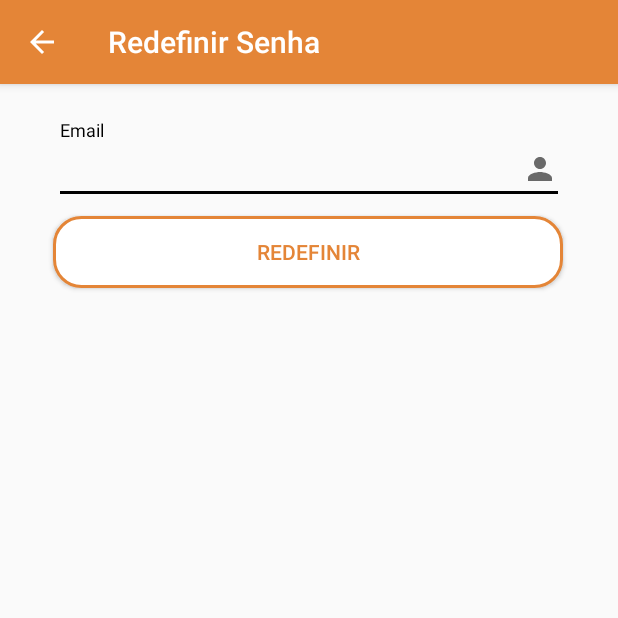
After one commit to Rhenanrk/dedo-duro, an Android app: the ForgotPassActivity screen opened directly, with no data from a screen before it, on a phone screen of 412 x 824 dp, the top half of it. The commit adds this screen. Run offline under Robolectric (Android 15) with nearby library versions, the phone set to English and light mode, and no system bars; our stand-ins replace Firebase (no records; nobody signed in at launch, a user with empty details on screens opened directly); libraries missing offline, so code that uses them is left out: com.afollestad.materialdialogs.

Commit message:
Redefinir senha implementado :)
Co-Authored-By: Breno Gomes <gomesbreno@users.noreply.github.com>

```diff
--- a/Codigo/app/src/main/AndroidManifest.xml
+++ b/Codigo/app/src/main/AndroidManifest.xml
@@ -23,7 +23,8 @@
         <activity android:name=".model.HomeActivity" />
         <activity android:name=".model.NewRegisterActivity" />
         <activity android:name=".model.DescricaoObraActivity" />
-        <activity android:name=".model.EdicaoObraActivity"></activity>
+        <activity android:name=".model.EdicaoObraActivity" />
+        <activity android:name=".auth.ForgotPassActivity"></activity>
     </application>
 
 </manifest>
--- /dev/null
+++ b/Codigo/app/src/main/java/br/ufg/com/dedoduro/auth/ForgotPassActivity.java
@@ -0,0 +1,117 @@
+package br.ufg.com.dedoduro.auth;
+
+import android.content.Intent;
+import android.support.annotation.NonNull;
+import android.support.v7.app.AppCompatActivity;
+import android.os.Bundle;
+import android.support.v7.widget.Toolbar;
+import android.util.Log;
+import android.view.MenuItem;
+import android.view.View;
+import android.widget.Button;
+import android.widget.EditText;
+import android.widget.Toast;
+
+import com.afollestad.materialdialogs.MaterialDialog;
+import com.google.android.gms.tasks.OnCompleteListener;
+import com.google.android.gms.tasks.Task;
+import com.google.firebase.auth.FirebaseAuth;
+
+import br.ufg.com.dedoduro.R;
+import br.ufg.com.dedoduro.connection.Connection;
+import br.ufg.com.dedoduro.model.HomeActivity;
+
+public class ForgotPassActivity extends AppCompatActivity {
+
+    MaterialDialog dialog;
+
+    @Override
+    protected void onCreate(Bundle savedInstanceState) {
+        super.onCreate(savedInstanceState);
+        setContentView(R.layout.activity_forgot_pass);
+
+        //habilita toolbar
+        Toolbar myToolbar = (Toolbar) findViewById(R.id.forgotPass_toolbar);
+        setSupportActionBar(myToolbar);
+
+        //habilita botão de voltar na toolbar
+        if (getSupportActionBar() != null) {
+            getSupportActionBar().setDisplayHomeAsUpEnabled(true);
+            getSupportActionBar().setDisplayShowHomeEnabled(true);
+        }
+        sutupRedefinePass();
+    }
+
+    @Override
+    protected void onStart() {
+        super.onStart();
+    }
+
+    @Override
+    public boolean onOptionsItemSelected(MenuItem item) {
+        switch (item.getItemId()) {
+            case android.R.id.home:
+                finish();
+                return true;
+            default:
+                return super.onOptionsItemSelected(item);
+        }
+    }
+
+    private void sutupRedefinePass() {
+        Button buttonRedefine = (Button) findViewById(R.id.button_redefine);
+
+        buttonRedefine.setOnClickListener(new View.OnClickListener() {
+            @Override
+            public void onClick(View view) {
+                tryRedefine();
+            }
+        });
+
+
+    }
+
+    private void tryRedefine() {
+        FirebaseAuth auth = FirebaseAuth.getInstance();
+        final EditText editTextEmail = (EditText) findViewById(R.id.input_forgot_email);
+
+        if (!"".equals(editTextEmail.getText().toString())) {
+            showLoading();
+
+            auth.sendPasswordResetEmail(editTextEmail.getText().toString())
+                    .addOnCompleteListener(new OnCompleteListener<Void>() {
+                        @Override
+                        public void onComplete(@NonNull Task<Void> task) {
+                            hideLoading();
+                            alert("Verifique sua caixa de entrada");
+                            Intent intentLogin = new Intent(ForgotPassActivity.this, LoginActivity.class);
+                            startActivity(intentLogin);
+                            finish();
+                        }
+                    });
+
+        } else
+            editTextEmail.setError("Preencha o campo de email");
+    }
+
+    private void alert(String msg) {
+        Toast.makeText(ForgotPassActivity.this, msg, Toast.LENGTH_SHORT)
+                .show();
+    }
+
+    private void showLoading() {
+        dialog = new MaterialDialog.Builder(this)
+                .content(R.string.textoAguarde)
+                .progress(true, 0)
+                .cancelable(false)
+                .show();
+    }
+
+    private void hideLoading() {
+        if (dialog != null && dialog.isShowing()) {
+            dialog.hide();
+            dialog = null;
+        }
+    }
+
+}
--- a/Codigo/app/src/main/java/br/ufg/com/dedoduro/auth/RegisterActivity.java
+++ b/Codigo/app/src/main/java/br/ufg/com/dedoduro/auth/RegisterActivity.java
@@ -106,8 +106,9 @@ public class RegisterActivity extends AppCompatActivity {
                     @Override
                     public void onComplete(@NonNull Task<AuthResult> task) {
                         if (task.isSuccessful()) {
+                            performRegisterInFirebase();
                             alert("Sucesso ao registrar");
-                            performRegisterInFirebase();
+                            hideLoading();
                             Intent intentHome = new Intent(RegisterActivity.this, HomeActivity.class);
                             startActivity(intentHome);
                             finish();
--- a/Codigo/app/src/main/java/br/ufg/com/dedoduro/model/HomeActivity.java
+++ b/Codigo/app/src/main/java/br/ufg/com/dedoduro/model/HomeActivity.java
@@ -35,7 +35,7 @@ public class HomeActivity extends AppCompatActivity {
         Toolbar myToolbar = (Toolbar) findViewById(R.id.home_toolbar);
         setSupportActionBar(myToolbar);
 
-        FirebaseDatabase.getInstance().setPersistenceEnabled(true);
+//        FirebaseDatabase.getInstance().setPersistenceEnabled(true);
 
         setupRecyclerView();
         registerNew();
--- /dev/null
+++ b/Codigo/app/src/main/res/layout/activity_forgot_pass.xml
@@ -0,0 +1,65 @@
+<?xml version="1.0" encoding="utf-8"?>
+<android.support.constraint.ConstraintLayout xmlns:android="http://schemas.android.com/apk/res/android"
+    xmlns:app="http://schemas.android.com/apk/res-auto"
+    xmlns:tools="http://schemas.android.com/tools"
+    android:layout_width="match_parent"
+    android:layout_height="match_parent"
+    tools:context=".auth.ForgotPassActivity">
+
+    <!--toolBar-->
+    <android.support.v7.widget.Toolbar
+        android:id="@+id/forgotPass_toolbar"
+        app:title="Redefinir Senha"
+        app:titleTextColor="@color/colorWhite"
+        android:layout_width="match_parent"
+        android:layout_height="?attr/actionBarSize"
+        android:background="?attr/colorPrimary"
+        android:elevation="4dp"
+        app:theme="@style/ToolbarStyle"
+        app:popupTheme="@style/ThemeOverlay.AppCompat.Light"/>
+
+    <!--campo de email-->
+    <android.support.design.widget.TextInputLayout
+        android:id="@+id/inputEmailForgot"
+        android:layout_width="397dp"
+        android:layout_height="wrap_content"
+        android:layout_marginEnd="8dp"
+        android:layout_marginStart="8dp"
+        android:layout_marginTop="24dp"
+        app:layout_constraintEnd_toEndOf="parent"
+        app:layout_constraintStart_toStartOf="parent"
+        app:layout_constraintTop_toBottomOf="@+id/forgotPass_toolbar">
+
+        <EditText
+            android:id="@+id/input_forgot_email"
+            android:layout_width="340dp"
+            android:layout_height="45dp"
+            android:layout_gravity="center"
+            android:layout_marginLeft="8dp"
+            android:layout_marginRight="8dp"
+            android:layout_marginTop="212dp"
+            android:drawableEnd="@drawable/ic_person_24dp"
+            android:hint="@string/hintEmail"
+            android:inputType="textEmailAddress"
+            app:layout_constraintLeft_toLeftOf="parent"
+            app:layout_constraintRight_toRightOf="parent"
+            app:layout_constraintTop_toTopOf="parent" />
+    </android.support.design.widget.TextInputLayout>
+
+    <!--botão de registrar-->
+    <Button
+        android:id="@+id/button_redefine"
+        android:layout_width="340dp"
+        android:layout_height="48dp"
+        android:layout_marginLeft="8dp"
+        android:layout_marginRight="8dp"
+        android:layout_marginTop="8dp"
+        android:background="@drawable/bt_tela_login"
+        android:text="Redefinir"
+        android:textColor="@color/colorPrimary"
+        app:layout_constraintHorizontal_bias="0.49"
+        app:layout_constraintLeft_toLeftOf="parent"
+        app:layout_constraintRight_toRightOf="parent"
+        app:layout_constraintTop_toBottomOf="@+id/inputEmailForgot" />
+
+</android.support.constraint.ConstraintLayout>
```
Also changed, not shown: Codigo/app/src/main/java/br/ufg/com/dedoduro/auth/LoginActivity.java (+17 -1 lines), Codigo/app/src/main/res/layout/activity_login.xml (+13 -0 lines).
